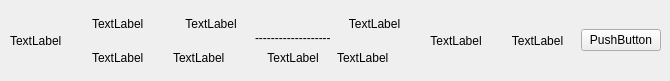
Qt form ticketinfo.ui (bjutSecurityst/Dtrip) before a commit.
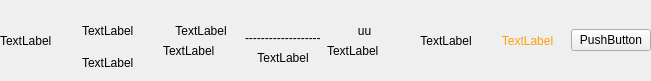
The same form after that commit.

The edit to the form file:
```diff
--- a/ticketinfo.ui
+++ b/ticketinfo.ui
@@ -6,7 +6,7 @@
    <rect>
     <x>0</x>
     <y>0</y>
-    <width>670</width>
+    <width>651</width>
     <height>81</height>
    </rect>
   </property>
@@ -16,10 +16,10 @@
   <widget class="QWidget" name="horizontalLayoutWidget">
    <property name="geometry">
     <rect>
-     <x>10</x>
-     <y>10</y>
+     <x>0</x>
+     <y>0</y>
      <width>651</width>
-     <height>61</height>
+     <height>81</height>
     </rect>
    </property>
    <layout class="QHBoxLayout" name="horizontalLayout">
@@ -32,8 +32,11 @@
     </item>
     <item>
      <layout class="QVBoxLayout" name="verticalLayout">
-      <item>
+      <item alignment="Qt::AlignmentFlag::AlignBottom">
        <widget class="QLabel" name="label_2">
+        <property name="styleSheet">
+         <string notr="true">font: 12pt &quot;Microsoft YaHei UI&quot;;</string>
+        </property>
         <property name="text">
          <string>TextLabel</string>
         </property>
@@ -50,13 +53,16 @@
     </item>
     <item>
      <layout class="QVBoxLayout" name="verticalLayout_2">
-      <item>
+      <item alignment="Qt::AlignmentFlag::AlignBottom">
        <widget class="QLabel" name="label_7">
+        <property name="styleSheet">
+         <string notr="true">font: 19pt &quot;Microsoft Sans Serif&quot;;</string>
+        </property>
         <property name="text">
          <string>TextLabel</string>
         </property>
         <property name="alignment">
-         <set>Qt::AlignmentFlag::AlignCenter</set>
+         <set>Qt::AlignmentFlag::AlignBottom|Qt::AlignmentFlag::AlignHCenter</set>
         </property>
        </widget>
       </item>
@@ -65,6 +71,9 @@
         <property name="text">
          <string>TextLabel</string>
         </property>
+        <property name="alignment">
+         <set>Qt::AlignmentFlag::AlignLeading|Qt::AlignmentFlag::AlignLeft|Qt::AlignmentFlag::AlignTop</set>
+        </property>
        </widget>
       </item>
      </layout>
@@ -86,6 +95,12 @@
       </item>
       <item>
        <widget class="QLabel" name="label_4">
+        <property name="maximumSize">
+         <size>
+          <width>120</width>
+          <height>15</height>
+         </size>
+        </property>
         <property name="text">
          <string>-------------------</string>
         </property>
@@ -105,13 +120,16 @@
     </item>
     <item>
      <layout class="QVBoxLayout" name="verticalLayout_3">
-      <item>
+      <item alignment="Qt::AlignmentFlag::AlignBottom">
        <widget class="QLabel" name="label_9">
+        <property name="styleSheet">
+         <string notr="true">font: 19pt &quot;Microsoft Sans Serif&quot;;</string>
+        </property>
         <property name="text">
-         <string>TextLabel</string>
+         <string>uu</string>
         </property>
         <property name="alignment">
-         <set>Qt::AlignmentFlag::AlignCenter</set>
+         <set>Qt::AlignmentFlag::AlignBottom|Qt::AlignmentFlag::AlignHCenter</set>
         </property>
        </widget>
       </item>
@@ -121,7 +139,7 @@
          <string>TextLabel</string>
         </property>
         <property name="alignment">
-         <set>Qt::AlignmentFlag::AlignLeading|Qt::AlignmentFlag::AlignLeft|Qt::AlignmentFlag::AlignVCenter</set>
+         <set>Qt::AlignmentFlag::AlignLeading|Qt::AlignmentFlag::AlignLeft|Qt::AlignmentFlag::AlignTop</set>
         </property>
        </widget>
       </item>
@@ -129,6 +147,9 @@
     </item>
     <item>
      <widget class="QLabel" name="label_5">
+      <property name="styleSheet">
+       <string notr="true">font: 12pt &quot;Microsoft YaHei UI&quot;;</string>
+      </property>
       <property name="text">
        <string>TextLabel</string>
       </property>
@@ -139,6 +160,9 @@
     </item>
     <item>
      <widget class="QLabel" name="label_6">
+      <property name="styleSheet">
+       <string notr="true">font: 17pt &quot;Microsoft Sans Serif&quot;;color: rgb(255, 160, 8)</string>
+      </property>
       <property name="text">
        <string>TextLabel</string>
       </property>
```
Left out of the diff: 3 changed lines with no effect on the pictures.
